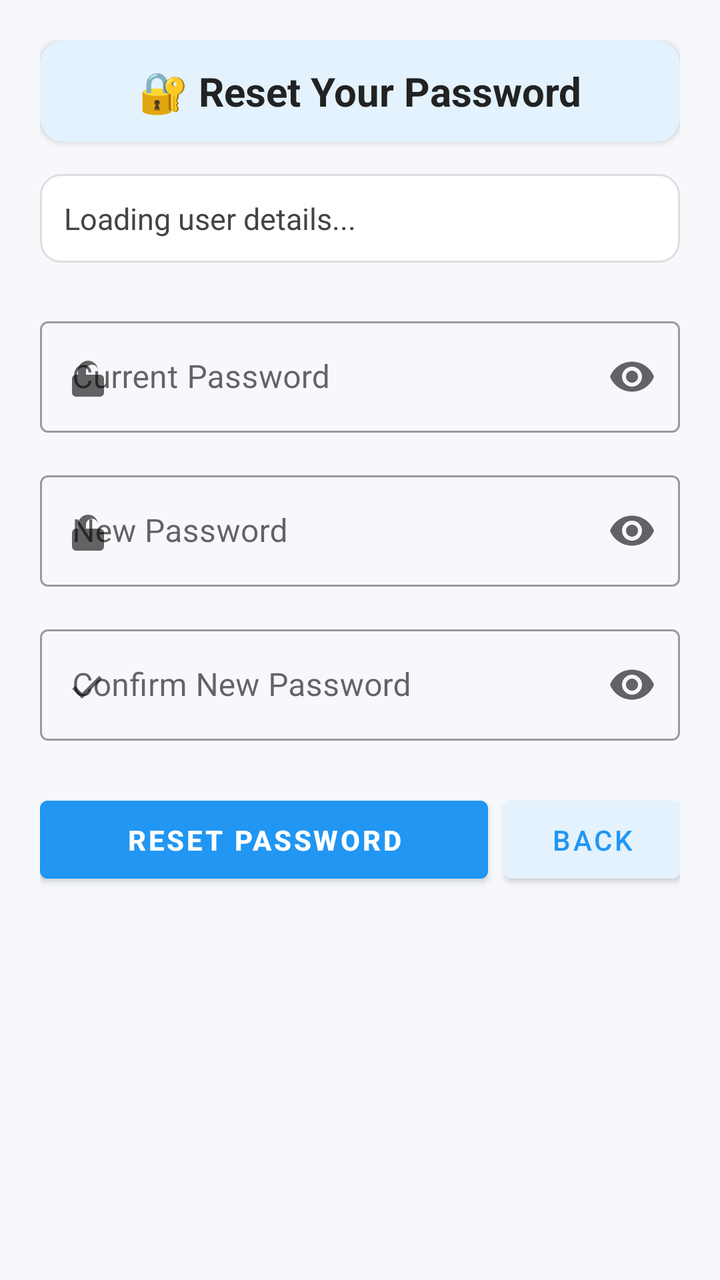
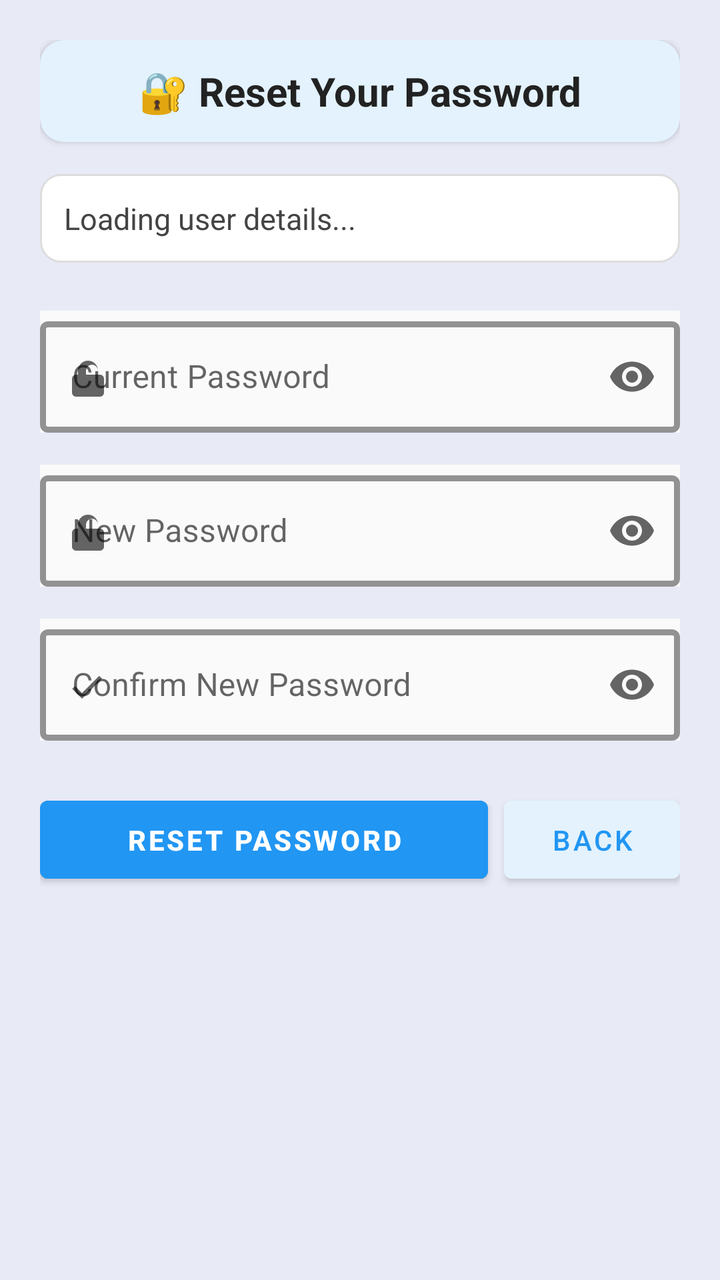

Screens rendered from an Android XML layout before and after an edit, with the pre-edit source and the edit as a unified diff.
<!-- AndroidManifest.xml: application theme Theme.SmartAttendanceSystem -->
<!-- res/layout/activity_reset_password.xml -->
<?xml version="1.0" encoding="utf-8"?>
<ScrollView xmlns:android="http://schemas.android.com/apk/res/android"
    xmlns:app="http://schemas.android.com/apk/res-auto"
    xmlns:tools="http://schemas.android.com/tools"
    android:id="@+id/scrollView"
    android:layout_width="match_parent"
    android:layout_height="match_parent"
    android:background="#F7F8FC"
    android:padding="20dp"
    tools:context=".ResetPasswordActivity">

    <LinearLayout
        android:layout_width="match_parent"
        android:layout_height="wrap_content"
        android:orientation="vertical"
        android:gravity="center_horizontal">

        
        <TextView
            android:id="@+id/tv_instructions"
            android:layout_width="match_parent"
            android:layout_height="wrap_content"
            android:text="🔐 Reset Your Password"
            android:textColor="#222222"
            android:textSize="20sp"
            android:textStyle="bold"
            android:gravity="center"
            android:padding="12dp"
            android:background="@drawable/title_background"
            android:elevation="2dp"
            android:layout_marginBottom="16dp" />

        
        <TextView
            android:id="@+id/tv_user_info"
            android:layout_width="match_parent"
            android:layout_height="wrap_content"
            android:text="Loading user details..."
            android:textColor="#444"
            android:textSize="15sp"
            android:padding="12dp"
            android:background="@drawable/info_background"
            android:layout_marginBottom="16dp" />

        
        <com.google.android.material.textfield.TextInputLayout
            android:id="@+id/til_current_password"
            style="@style/Widget.MaterialComponents.TextInputLayout.OutlinedBox"
            android:layout_width="match_parent"
            android:layout_height="wrap_content"
            android:hint="Current Password"
            app:startIconDrawable="@drawable/ic_lock"
            app:endIconMode="password_toggle"
            android:layout_marginTop="8dp"
            android:layout_marginBottom="8dp">

            <com.google.android.material.textfield.TextInputEditText
                android:layout_width="match_parent"
                android:layout_height="wrap_content"
                android:inputType="textPassword" />
        </com.google.android.material.textfield.TextInputLayout>

        
        <com.google.android.material.textfield.TextInputLayout
            android:id="@+id/til_new_password"
            style="@style/Widget.MaterialComponents.TextInputLayout.OutlinedBox"
            android:layout_width="match_parent"
            android:layout_height="wrap_content"
            android:hint="New Password"
            app:startIconDrawable="@drawable/ic_password"
            app:endIconMode="password_toggle"
            android:layout_marginTop="8dp"
            android:layout_marginBottom="8dp">

            <com.google.android.material.textfield.TextInputEditText
                android:layout_width="match_parent"
                android:layout_height="wrap_content"
                android:inputType="textPassword" />
        </com.google.android.material.textfield.TextInputLayout>

        
        <com.google.android.material.textfield.TextInputLayout
            android:id="@+id/til_confirm_password"
            style="@style/Widget.MaterialComponents.TextInputLayout.OutlinedBox"
            android:layout_width="match_parent"
            android:layout_height="wrap_content"
            android:hint="Confirm New Password"
            app:startIconDrawable="@drawable/ic_check"
            app:endIconMode="password_toggle"
            android:layout_marginTop="8dp"
            android:layout_marginBottom="16dp">

            <com.google.android.material.textfield.TextInputEditText
                android:layout_width="match_parent"
                android:layout_height="wrap_content"
                android:inputType="textPassword" />
        </com.google.android.material.textfield.TextInputLayout>

        
        <LinearLayout
            android:layout_width="match_parent"
            android:layout_height="wrap_content"
            android:gravity="center"
            android:orientation="horizontal"
            android:layout_marginTop="8dp">

            <Button
                android:id="@+id/btn_reset_password"
                android:layout_width="0dp"
                android:layout_height="wrap_content"
                android:layout_weight="1"
                android:text="Reset Password"
                android:textStyle="bold"
                android:textColor="#FFFFFF"
                android:backgroundTint="#2196F3"
                android:layout_marginEnd="8dp"
                android:padding="10dp"
                 />

            <Button
                android:id="@+id/btn_back"
                android:layout_width="wrap_content"
                android:layout_height="wrap_content"
                android:text="Back"
                android:textColor="#2196F3"
                android:backgroundTint="#E3F2FD"
                android:padding="10dp"
                 />
        </LinearLayout>

        
        <View
            android:layout_width="match_parent"
            android:layout_height="40dp" />
    </LinearLayout>
</ScrollView>
<!-- resources referenced by this layout -->
<resources>
  <!-- drawable ic_check (drawable) -->
  <vector xmlns:android="http://schemas.android.com/apk/res/android"
      android:width="24dp"
      android:height="24dp"
      android:viewportWidth="24"
      android:viewportHeight="24"
      android:tint="?attr/colorControlNormal">
  
      <path
          android:fillColor="@android:color/black"
          android:pathData="M9,16.2l-3.5,-3.5l-1.4,1.4l4.9,4.9l10,-10l-1.4,-1.4L9,16.2z" />
  </vector>
  <!-- drawable ic_lock (drawable) -->
  <vector xmlns:android="http://schemas.android.com/apk/res/android"
      android:width="24dp"
      android:height="24dp"
      android:viewportWidth="24"
      android:viewportHeight="24"
      android:tint="?attr/colorControlNormal">
  
      <path
          android:fillColor="@android:color/black"
          android:pathData="M12,17a2,2 0 1,0 0,-4a2,2 0 0,0 0,4zm6,-6h-1V9a5,5 0 0,0 -10,0v2H6a2,2 0 0,0 -2,2v7a2,2 0 0,0 2,2h12a2,2 0 0,0 2,-2v-7a2,2 0 0,0 -2,-2zm-7,-2a3,3 0 0,1 6,0v2H11V9z" />
  </vector>
  <!-- drawable ic_password (drawable) -->
  <vector xmlns:android="http://schemas.android.com/apk/res/android"
      android:width="24dp"
      android:height="24dp"
      android:viewportWidth="24"
      android:viewportHeight="24"
      android:tint="?attr/colorControlNormal">
  
      <path
          android:fillColor="@android:color/black"
          android:pathData="M12,17a2,2 0 1,0 0,-4a2,2 0 0,0 0,4zm6,-6h-1V9a5,5 0 0,0 -10,0v2H6a2,2 0 0,0 -2,2v7a2,2 0 0,0 2,2h12a2,2 0 0,0 2,-2v-7a2,2 0 0,0 -2,-2zm-7,-2a3,3 0 0,1 6,0v2H11V9z" />
  </vector>
  <!-- drawable info_background (drawable) -->
  <shape xmlns:android="http://schemas.android.com/apk/res/android"
      android:shape="rectangle">
      <solid android:color="#FFFFFF"/>
      <corners android:radius="10dp"/>
      <stroke android:width="1dp" android:color="#DDDDDD"/>
  </shape>
  <!-- drawable title_background (drawable) -->
  <shape xmlns:android="http://schemas.android.com/apk/res/android"
      android:shape="rectangle">
      <solid android:color="#E3F2FD"/>
      <corners android:radius="12dp"/>
  </shape>
  <style name="Theme.SmartAttendanceSystem" parent="Theme.MaterialComponents.DayNight.NoActionBar">
          <item name="colorPrimary">@color/main_500</item>
          <item name="colorPrimaryVariant">@color/main_700</item>
          <item name="colorOnPrimary">@color/white</item>
          <item name="colorSecondary">@color/teal_700</item>
          <item name="colorSecondaryVariant">@color/teal_200</item>
          <item name="colorOnSecondary">@color/black</item>
          <item name="android:statusBarColor" tools:targetApi="l">?attr/colorPrimaryVariant</item>
      </style>
  <color name="main_500">#2196F3</color>
  <color name="main_700">#1976D2</color>
  <color name="white">#FFFFFF</color>
  <color name="teal_700">#00796B</color>
  <color name="teal_200">#80CBC4</color>
  <color name="black">#000000</color>
</resources>

<!-- the commit's change to res/layout/activity_reset_password.xml (unified diff, before → after) -->
@@ -5,7 +5,7 @@
     android:id="@+id/scrollView"
     android:layout_width="match_parent"
     android:layout_height="match_parent"
-    android:background="#F7F8FC"
+    android:background="#E8EAF6"
     android:padding="20dp"
     tools:context=".ResetPasswordActivity">
 
@@ -49,6 +49,9 @@
             android:layout_width="match_parent"
             android:layout_height="wrap_content"
             android:hint="Current Password"
+            android:background="#FAFAFA"
+            app:boxStrokeWidth="3dp"
+            app:boxStrokeColor="@color/main_700"
             app:startIconDrawable="@drawable/ic_lock"
             app:endIconMode="password_toggle"
             android:layout_marginTop="8dp"
@@ -57,6 +60,8 @@
             <com.google.android.material.textfield.TextInputEditText
                 android:layout_width="match_parent"
                 android:layout_height="wrap_content"
+                android:textColor="#000000"
+                android:textSize="16sp"
                 android:inputType="textPassword" />
         </com.google.android.material.textfield.TextInputLayout>
 
@@ -67,6 +72,9 @@
             android:layout_width="match_parent"
             android:layout_height="wrap_content"
             android:hint="New Password"
+            android:background="#FAFAFA"
+            app:boxStrokeWidth="3dp"
+            app:boxStrokeColor="@color/main_700"
             app:startIconDrawable="@drawable/ic_password"
             app:endIconMode="password_toggle"
             android:layout_marginTop="8dp"
@@ -75,6 +83,8 @@
             <com.google.android.material.textfield.TextInputEditText
                 android:layout_width="match_parent"
                 android:layout_height="wrap_content"
+                android:textColor="#000000"
+                android:textSize="16sp"
                 android:inputType="textPassword" />
         </com.google.android.material.textfield.TextInputLayout>
 
@@ -85,6 +95,9 @@
             android:layout_width="match_parent"
             android:layout_height="wrap_content"
             android:hint="Confirm New Password"
+            android:background="#FAFAFA"
+            app:boxStrokeWidth="3dp"
+            app:boxStrokeColor="@color/main_700"
             app:startIconDrawable="@drawable/ic_check"
             app:endIconMode="password_toggle"
             android:layout_marginTop="8dp"
@@ -93,6 +106,8 @@
             <com.google.android.material.textfield.TextInputEditText
                 android:layout_width="match_parent"
                 android:layout_height="wrap_content"
+                android:textColor="#000000"
+                android:textSize="16sp"
                 android:inputType="textPassword" />
         </com.google.android.material.textfield.TextInputLayout>
 
